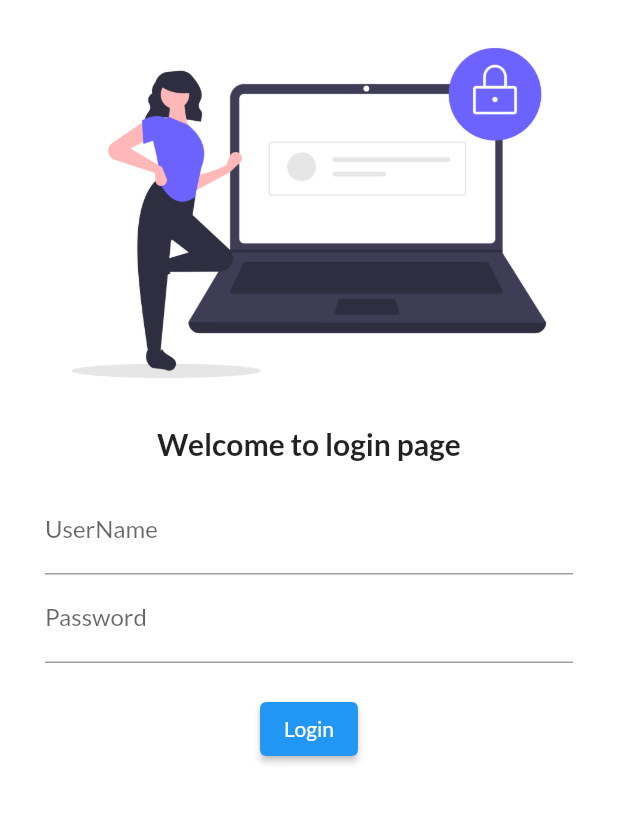
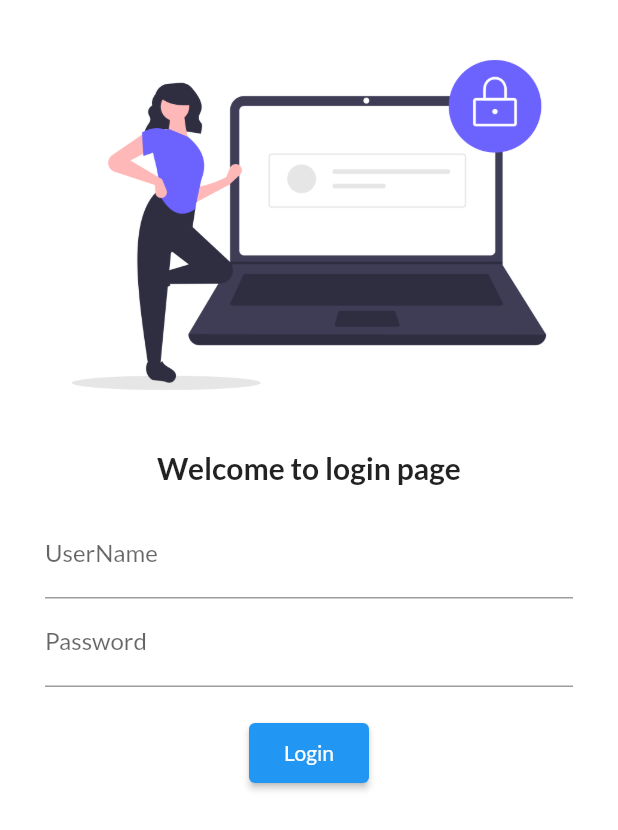
Before and after one commit to Goutam200/nurseryApp, a Flutter app: the screen it shows after launch, on a phone screen of 412 x 824 dp. Shown: the top 830 px of the screen. Run offline on Flutter 3.47's test engine with Material 2 defaults, Android fonts, the phone set to English and light mode, and no system bars; our stand-ins replace google_fonts.

Commit message:
day-5 completed

```diff
--- a/lib/main.dart
+++ b/lib/main.dart
@@ -1,6 +1,7 @@
 import 'package:flutter/material.dart';
 import 'package:flutter_application_1/pages/homepage.dart';
 import 'package:flutter_application_1/pages/loginpage.dart';
+import 'package:flutter_application_1/utils/routes.dart';
 import 'package:google_fonts/google_fonts.dart';
 
 void main() {
@@ -15,16 +16,16 @@ class MyApp extends StatelessWidget {
     return MaterialApp(
       themeMode: ThemeMode.light,
       theme: ThemeData(
-        primaryColor: Colors.green,
-        fontFamily: GoogleFonts.lato().fontFamily,
-        primaryTextTheme: GoogleFonts.lalezarTextTheme()
-      ),
+          primaryColor: Colors.green,
+          fontFamily: GoogleFonts.lato().fontFamily,
+          primaryTextTheme: GoogleFonts.lalezarTextTheme()),
       darkTheme: ThemeData(brightness: Brightness.dark),
+      debugShowCheckedModeBanner: false,
       initialRoute: "/",
       routes: {
         "/": (context) => LoginPage(),
-        "/home": (context) => HomePage(),
-        "/login": (context) => LoginPage()
+        MyRoutes.homeRoute: (context) => HomePage(),
+        MyRoutes.loginRoute: (context) => LoginPage()
       },
     );
   }
--- a/lib/pages/loginpage.dart
+++ b/lib/pages/loginpage.dart
@@ -1,14 +1,19 @@
+import 'dart:ui';
+
 import 'package:flutter/material.dart';
+import 'package:flutter_application_1/utils/routes.dart';
 
 class LoginPage extends StatelessWidget {
   @override
   Widget build(BuildContext context) {
     return Material(
         color: Colors.white,
+        child: SingleChildScrollView(
           child: Column(
             children: [
               Image.asset(
                 "assets/images/login_image.png",
+                height: 300,
                 fit: BoxFit.fitWidth,
               ),
               Text(
@@ -16,8 +21,8 @@ class LoginPage extends StatelessWidget {
                 style: TextStyle(fontSize: 20, fontWeight: FontWeight.bold),
               ),
               Padding(
-              padding:
-                  const EdgeInsets.symmetric(vertical: 16.0, horizontal: 30.0),
+                padding: const EdgeInsets.symmetric(
+                    vertical: 16.0, horizontal: 30.0),
                 child: Column(
                   children: [
                     TextFormField(
@@ -38,13 +43,16 @@ class LoginPage extends StatelessWidget {
                     ),
                     ElevatedButton(
                       child: Text("Login"),
-                    style: TextButton.styleFrom(),
-                    onPressed: () {},
+                      style: TextButton.styleFrom(minimumSize: Size(80, 40)),
+                      onPressed: () {
+                        Navigator.pushNamed(context, MyRoutes.homeRoute);
+                      },
                     )
                   ],
                 ),
               )
             ],
+          ),
         ));
   }
 }
--- /dev/null
+++ b/lib/utils/routes.dart
@@ -0,0 +1,4 @@
+class MyRoutes {
+  static String loginRoute = '/login';
+  static String homeRoute = '/home';
+}
```
Lines whose indentation alone changed are shown as unchanged.
